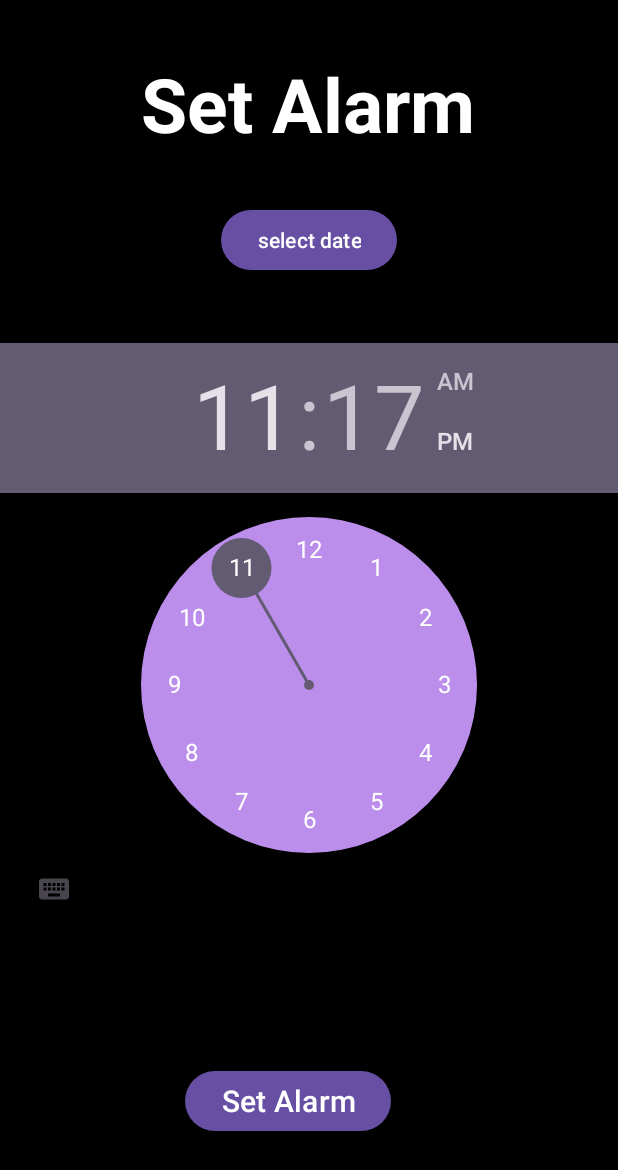
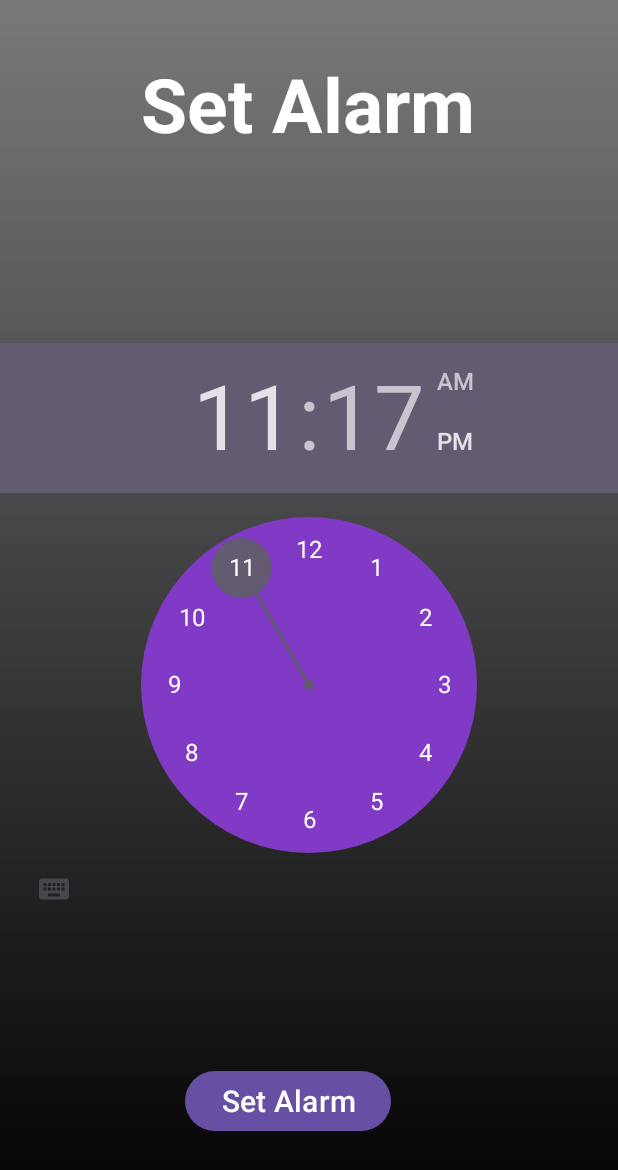
Before and after one commit to shreyashdelmade0744/Alarm-Clock, an Android app: the screen it shows after launch (MainActivity), on a phone screen of 412 x 824 dp. Shown: the top 1170 px of the screen. Run offline under Robolectric (Android 15) with nearby library versions, the phone set to English and light mode, and no system bars.

Commit message:
final project

```diff
--- a/app/src/main/java/com/example/myapplication/AlarmOnActivity.kt
+++ b/app/src/main/java/com/example/myapplication/AlarmOnActivity.kt
@@ -12,9 +12,12 @@ import android.hardware.SensorManager
 import android.media.MediaPlayer
 import android.os.Build
 import android.os.Bundle
+import android.os.Handler
+import android.os.Looper
 import android.os.VibrationEffect
 import android.os.Vibrator
 import android.widget.Button
+import android.widget.Toast
 import androidx.annotation.RequiresApi
 import androidx.appcompat.app.AppCompatActivity
 
@@ -41,12 +44,14 @@ class AlarmOnActivity : AppCompatActivity() , SensorEventListener {
         mp.isLooping = true
         mp.start()
         startContinuousVibration()
+        val handler = Handler(Looper.getMainLooper())
+        handler.postDelayed({Toast.makeText(this, "you can shake device to proceed or click stop", Toast.LENGTH_SHORT).show()
+        },1000)
 
         sensorManager = getSystemService(Context.SENSOR_SERVICE) as SensorManager
         accelerometer = sensorManager.getDefaultSensor(Sensor.TYPE_ACCELEROMETER)
 
         var button:Button = findViewById(R.id.stopbutton)
-
         button.setOnClickListener {
 //            mp.stop()
 //            this.finish()
--- a/app/src/main/java/com/example/myapplication/MainActivity.kt
+++ b/app/src/main/java/com/example/myapplication/MainActivity.kt
@@ -68,6 +68,8 @@ class MainActivity : AppCompatActivity() {
                     handler.postDelayed({
                         val intent = Intent(this,AlarmOnActivity::class.java)
                         startActivity(intent)
+                        overridePendingTransition(R.anim.slidedownenter,R.anim.slidedownexit);
+
                     },total-secsGoing*1000)
 //                    val am: AlarmManager = getSystemService(Context.ALARM_SERVICE) as AlarmManager
 //                    am.set(AlarmManager.RTC_WAKEUP, System.currentTimeMillis() + total, pi)
--- /dev/null
+++ b/app/src/main/res/anim/slidedownenter.xml
@@ -0,0 +1,6 @@
+<set xmlns:android="http://schemas.android.com/apk/res/android" >
+    <translate
+        android:duration="@android:integer/config_mediumAnimTime"
+        android:fromYDelta="-100%p"
+        android:toYDelta="0" />
+</set>
--- /dev/null
+++ b/app/src/main/res/anim/slidedownexit.xml
@@ -0,0 +1,7 @@
+<set xmlns:android="http://schemas.android.com/apk/res/android" >
+    <translate
+        android:duration="@android:integer/config_mediumAnimTime"
+        android:fromYDelta="0%p"
+        android:interpolator="@android:anim/accelerate_interpolator"
+        android:toYDelta="100%p" />
+</set>
--- /dev/null
+++ b/app/src/main/res/drawable/gradient.xml
@@ -0,0 +1,8 @@
+<?xml version="1.0" encoding="utf-8"?>
+<shape xmlns:android="http://schemas.android.com/apk/res/android"
+    android:shape="rectangle">
+    <gradient
+        android:startColor="#000000"
+        android:endColor="#79787B"
+        android:angle="90" />
+</shape>
--- a/app/src/main/res/layout/activity_main.xml
+++ b/app/src/main/res/layout/activity_main.xml
@@ -3,7 +3,7 @@
     xmlns:app="http://schemas.android.com/apk/res-auto"
     xmlns:tools="http://schemas.android.com/tools"
     android:layout_width="match_parent"
-    android:background="@color/black"
+    android:background="@drawable/gradient"
     android:layout_height="match_parent"
     tools:context=".MainActivity">
 
@@ -23,17 +23,6 @@
         app:layout_constraintTop_toTopOf="parent"
         app:layout_constraintVertical_bias="0.058" />
 
-    <Button
-        android:layout_width="wrap_content"
-        android:layout_height="wrap_content"
-        android:text="select date"
-        android:id="@+id/datePicker"
-        app:layout_constraintTop_toBottomOf="@id/textView2"
-        app:layout_constraintLeft_toLeftOf="parent"
-        app:layout_constraintRight_toRightOf="parent"
-        app:layout_constraintBottom_toTopOf="@id/timePicker1"
-        android:layout_marginBottom="12dp"
-        />
 
     <TimePicker
         android:id="@+id/timePicker1"
@@ -41,7 +30,7 @@
         android:layout_height="wrap_content"
         android:layout_centerHorizontal="true"
         android:timePickerMode="clock"
-        android:numbersBackgroundColor="#BC8EEB"
+        android:numbersBackgroundColor="#813AC6"
         android:numbersTextColor="@color/white"
         app:layout_constraintEnd_toEndOf="parent"
         app:layout_constraintBottom_toTopOf="@id/SettingAlarm"
@@ -62,6 +51,7 @@
         app:layout_constraintHorizontal_bias="0.448"
         app:layout_constraintStart_toStartOf="parent"
         app:layout_constraintTop_toTopOf="parent"
+        app:layout_constraintRight_toRightOf="parent"
         app:layout_constraintVertical_bias="0.915" />
 
 
--- a/app/src/main/res/layout/activity_object_detection.xml
+++ b/app/src/main/res/layout/activity_object_detection.xml
@@ -35,5 +35,5 @@
         android:layout_marginTop="655dp"
         android:id="@+id/randomButton"
         android:layout_centerHorizontal="true"
-        android:text="Next Object" />
+        android:text="Change Object" />
 </RelativeLayout>
--- a/app/src/main/res/values/themes.xml
+++ b/app/src/main/res/values/themes.xml
@@ -12,4 +12,10 @@
         <!-- <item name="colorPrimary">@color/my_light_primary</item> -->
         <item name="android:statusBarColor">@color/black </item>
     </style>
+
+    <style name="Theme.Main" parent="Theme.Material3.DayNight.NoActionBar">
+        <!-- Customize your light theme here. -->
+        <!-- <item name="colorPrimary">@color/my_light_primary</item> -->
+        <item name="android:statusBarColor">@color/black </item>
+    </style>
 </resources>
```
